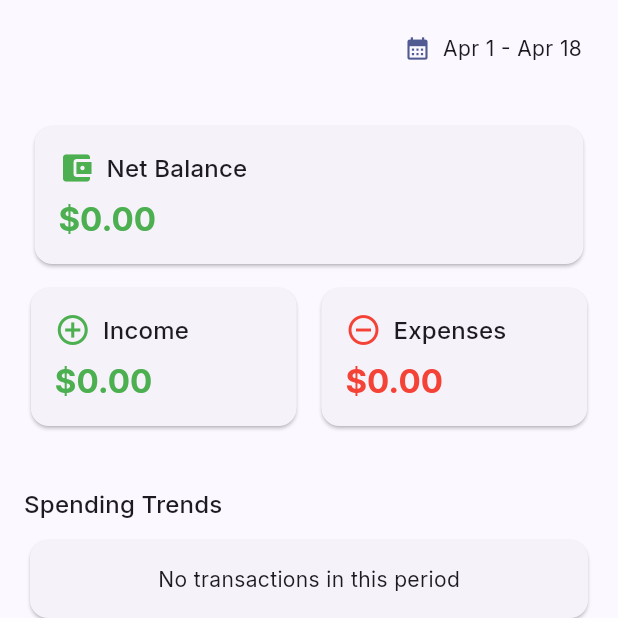
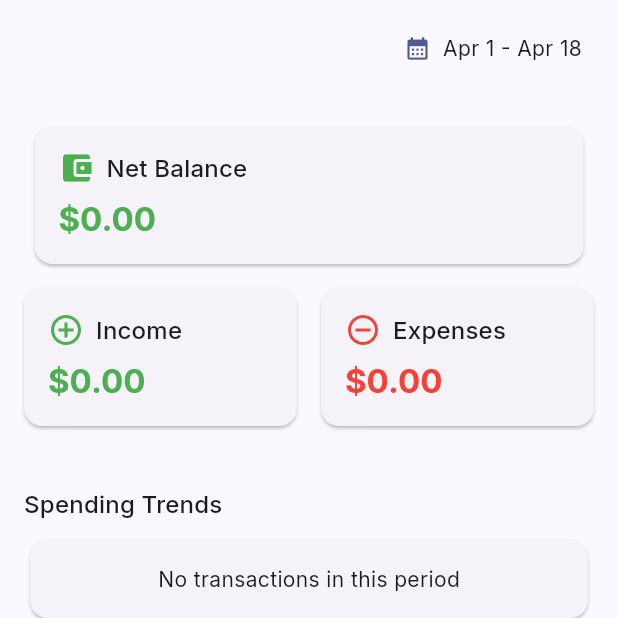
Before and after one commit to ayushmd/expensive, a Flutter app: the screen it shows after launch, on a phone screen of 412 x 824 dp, the top half of it. Run offline on Flutter 3.47's test engine with Material 3 defaults, Android fonts, the phone set to English and light mode, and no system bars; our stand-ins replace fl_chart, flutter_riverpod, google_fonts, isar; accounts and stored records are empty; generated files the repository leaves out were written again.

Commit message:
updated: errors

```diff
--- a/lib/screens/home_screen.dart
+++ b/lib/screens/home_screen.dart
@@ -20,7 +20,7 @@ class HomeScreen extends ConsumerWidget {
   }) {
     return Card(
       child: Container(
-        width: fullWidth ? double.infinity : MediaQuery.of(context).size.width * 0.43,
+        width: fullWidth ? double.infinity : MediaQuery.of(context).size.width * 0.45,
         padding: const EdgeInsets.all(16),
         child: Column(
           crossAxisAlignment: CrossAxisAlignment.start,
@@ -30,9 +30,12 @@ class HomeScreen extends ConsumerWidget {
               children: [
                 Icon(icon, color: color),
                 const SizedBox(width: 8),
-                Text(
+                Expanded(
+                  child: Text(
                     label,
                     style: Theme.of(context).textTheme.titleMedium,
+                    overflow: TextOverflow.ellipsis,
+                  ),
                 ),
               ],
             ),
@@ -106,6 +109,11 @@ class HomeScreen extends ConsumerWidget {
               background: SafeArea(
                 child: Padding(
                   padding: const EdgeInsets.fromLTRB(8, 80, 8, 0),
+                  child: SingleChildScrollView(
+                    child: ConstrainedBox(
+                      constraints: BoxConstraints(
+                        maxHeight: MediaQuery.of(context).size.height * 0.35,
+                      ),
                       child: Column(
                         mainAxisSize: MainAxisSize.min,
                         children: [
@@ -121,28 +129,42 @@ class HomeScreen extends ConsumerWidget {
                             ),
                           ),
 
-                      /*  */
                           const SizedBox(height: 8),
-                      Row(
+                          SizedBox(
+                            width: double.infinity,
+                            child: Row(
                               mainAxisAlignment: MainAxisAlignment.spaceEvenly,
                               children: [
-                          _buildAmountCard(
+                                Expanded(
+                                  child: Padding(
+                                    padding: const EdgeInsets.symmetric(horizontal: 4),
+                                    child: _buildAmountCard(
                                       context,
                                       'Income',
                                       totalIncome,
                                       Icons.add_circle_outline,
                                       Colors.green,
                                     ),
-                          _buildAmountCard(
+                                  ),
+                                ),
+                                Expanded(
+                                  child: Padding(
+                                    padding: const EdgeInsets.symmetric(horizontal: 4),
+                                    child: _buildAmountCard(
                                       context,
                                       'Expenses',
                                       totalExpenses,
                                       Icons.remove_circle_outline,
                                       Colors.red,
                                     ),
+                                  ),
+                                ),
                               ],
                             ),
+                          ),
                         ],
+                      ),
+                    ),
                   ),
                 ),
               ),
--- a/lib/widgets/monthly_chart.dart
+++ b/lib/widgets/monthly_chart.dart
@@ -90,11 +90,14 @@ class MonthlyChart extends ConsumerWidget {
                           return const SizedBox.shrink();
                         }
                         final date = dates[value.toInt()];
+                        final formattedDate = DateFormat('d/M').format(date);
                         return Padding(
                           padding: const EdgeInsets.only(top: 8),
                           child: Text(
-                            DateFormat('d/M').format(date),
+                            formattedDate,
                             style: Theme.of(context).textTheme.bodySmall,
+                            overflow: TextOverflow.ellipsis,
+                            maxLines: 1,
                           ),
                         );
                       },
@@ -105,11 +108,14 @@ class MonthlyChart extends ConsumerWidget {
                     sideTitles: SideTitles(
                       showTitles: true,
                       getTitlesWidget: (value, meta) {
+                        final formattedValue = NumberFormat.compact().format(value);
                         return Padding(
                           padding: const EdgeInsets.only(right: 8),
                           child: Text(
-                            NumberFormat.compact().format(value),
+                            formattedValue,
                             style: Theme.of(context).textTheme.bodySmall,
+                            overflow: TextOverflow.ellipsis,
+                            maxLines: 1,
                           ),
                         );
                       },
```
Also changed, not shown: 2 other files. Lines whose indentation alone changed are shown as unchanged.
